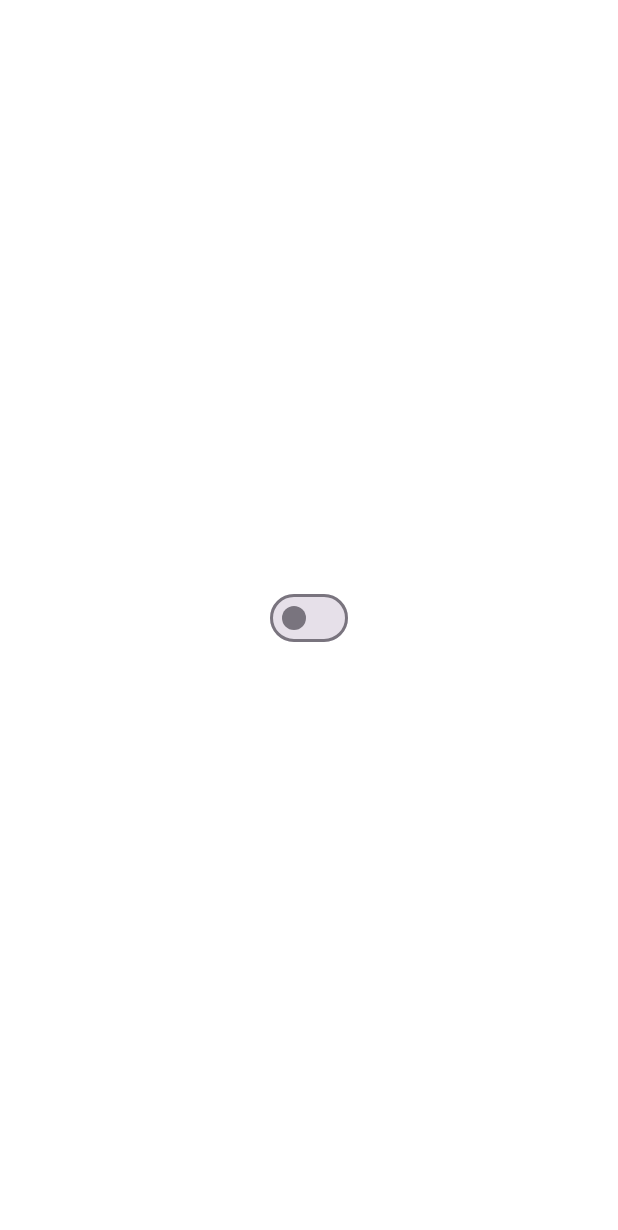
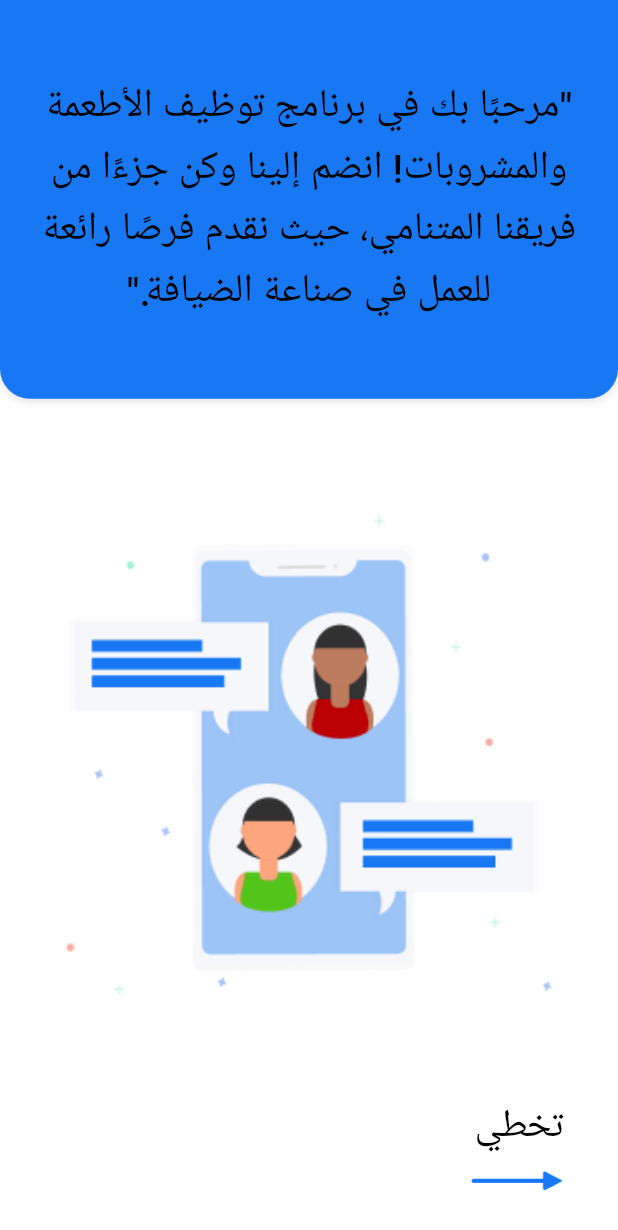
Before and after one commit to mohamed-rawash/food-in, a Flutter app: the screen it shows after launch, on a phone screen of 412 x 824 dp. Shown: the top 1230 px of the screen. Run offline on Flutter 3.47's test engine with Material 3 defaults, Android fonts, the light colour scheme and no system bars; our stand-ins replace flutter_screenutil, shared_preferences.

Commit message:
Adding cache manager, Adding onboarding, Adding localization, save theme to cache

```diff
--- /dev/null
+++ b/assets/localization/local_ar.arb
@@ -0,0 +1,3 @@
+{
+  "on_boarding_app_bar_text": "\"مرحبًا بك في برنامج توظيف الأطعمة والمشروبات! انضم إلينا وكن جزءًا من فريقنا المتنامي، حيث نقدم فرصًا رائعة للعمل في صناعة الضيافة.\"\n"
+}
--- /dev/null
+++ b/assets/localization/local_en.arb
@@ -0,0 +1,3 @@
+{
+  "on_boarding_app_bar_text": ""
+}
--- /dev/null
+++ b/lib/core/helpers/cache_helper.dart
@@ -0,0 +1,44 @@
+import 'package:shared_preferences/shared_preferences.dart';
+
+abstract class CacheHelper {
+  static SharedPreferences? _preferences;
+
+  static init() async {
+    _preferences = await SharedPreferences.getInstance();
+  }
+
+ static Future<bool?>? saveCacheData({required String key, required value}) async {
+    print(value.runtimeType.toString());
+    print(value);
+    try {
+      if(value is String) {
+        await  _preferences?.setString(key, value);
+        return true;
+      }
+      if(value is int) {
+        await  _preferences?.setInt(key, value);
+        return true;
+      }
+      if(value is double) {
+        await  _preferences?.setDouble(key, value);
+        return true;
+      }
+      if(value is bool) {
+        await  _preferences?.setBool(key, value);
+        return true;
+      }
+      await _preferences?.setStringList(key, value);
+       return true;
+    } catch (e) {
+      print(e.toString());
+    }
+  }
+
+  static Object? getCacheData({required String key}) {
+    return  _preferences?.get(key);
+  }
+
+  static Future<bool> deleteCacheData({required String key}) async {
+    return await _preferences!.remove(key);
+  }
+}
--- a/lib/core/routing/app_router.dart
+++ b/lib/core/routing/app_router.dart
@@ -1,6 +1,7 @@
 import 'package:flutter/cupertino.dart';
 import 'package:flutter/material.dart';
 
+import '../../features/login/presentaion/views/logn_view.dart';
 import '../../features/onboarding/views/onboarding_view.dart';
 import 'routes.dart';
 
@@ -11,6 +12,10 @@ class AppRouter {
         return CupertinoPageRoute(
           builder: (_) => const OnBoarding(),
         );
+        case Routes.login:
+        return CupertinoPageRoute(
+          builder: (_) => const LoginView(),
+        );
       default:
         return CupertinoPageRoute(
           builder: (_) => const Scaffold(),
--- a/lib/core/routing/routes.dart
+++ b/lib/core/routing/routes.dart
@@ -1,3 +1,4 @@
 abstract class Routes {
-  static const onBoarding = '/onBoarding';
+  static const String onBoarding = '/onBoarding';
+  static const String  login = '/onBoarding';
 }
--- /dev/null
+++ b/lib/core/themes/colors.dart
@@ -0,0 +1,9 @@
+import 'package:flutter/material.dart';
+
+abstract class AppColors {
+  static Color get primaryColor => const Color(0xFF1877F2);
+  static Color get secondaryColor => const Color(0xFFE7EBF2);
+
+  static Color get black => const Color(0xFF000000);
+  static Color get white => const Color(0xFFFFFFFF);
+}
--- a/lib/core/themes/dark_theme.dart
+++ b/lib/core/themes/dark_theme.dart
@@ -1,4 +1,6 @@
 import 'package:flutter/material.dart';
+import 'package:flutter_screenutil/flutter_screenutil.dart';
+import 'package:food_in/core/themes/colors.dart';
 
 abstract class DarkTheme {
   static ThemeData get theme {
@@ -9,44 +11,11 @@ abstract class DarkTheme {
         color: Colors.black,
         iconTheme: IconThemeData(color: Colors.white),
       ),
-      textTheme: const TextTheme(
-        headline1: TextStyle(
-          color: Colors.white,
-          fontSize: 24.0,
-          fontWeight: FontWeight.bold,
-        ),
-        headline2: TextStyle(
-          color: Colors.white,
-          fontSize: 22.0,
-          fontWeight: FontWeight.bold,
-        ),
-        headline3: TextStyle(
-          color: Colors.white,
-          fontSize: 20.0,
-          fontWeight: FontWeight.bold,
-        ),
-        headline4: TextStyle(
-          color: Colors.white,
-          fontSize: 18.0,
-          fontWeight: FontWeight.bold,
-        ),
-        headline5: TextStyle(
-          color: Colors.white,
-          fontSize: 16.0,
-          fontWeight: FontWeight.bold,
-        ),
-        headline6: TextStyle(
-          color: Colors.white,
-          fontSize: 14.0,
-          fontWeight: FontWeight.bold,
-        ),
-        bodyText1: TextStyle(
-          color: Colors.white,
-          fontSize: 16.0,
-        ),
-        bodyText2: TextStyle(
-          color: Colors.white,
-          fontSize: 14.0,
+      textTheme: TextTheme(
+        titleMedium: TextStyle(
+          fontSize: 24.sp,
+          fontWeight: FontWeight.w500,
+          color: AppColors.white,
         ),
       ),
     );
--- a/lib/core/themes/light_theme.dart
+++ b/lib/core/themes/light_theme.dart
@@ -1,5 +1,8 @@
 
 import 'package:flutter/material.dart';
+import 'package:flutter_screenutil/flutter_screenutil.dart';
+
+import 'colors.dart';
 
 abstract class LightTheme {
   static ThemeData get theme {
@@ -17,44 +20,11 @@ abstract class LightTheme {
         color: Colors.white,
         iconTheme: IconThemeData(color: Colors.black),
       ),
-      textTheme: const TextTheme(
-        headline1: TextStyle(
-          color: Colors.black,
-          fontSize: 24.0,
-          fontWeight: FontWeight.bold,
-        ),
-        headline2: TextStyle(
-          color: Colors.black,
-          fontSize: 22.0,
-          fontWeight: FontWeight.bold,
-        ),
-        headline3: TextStyle(
-          color: Colors.black,
-          fontSize: 20.0,
-          fontWeight: FontWeight.bold,
-        ),
-        headline4: TextStyle(
-          color: Colors.black,
-          fontSize: 18.0,
-          fontWeight: FontWeight.bold,
-        ),
-        headline5: TextStyle(
-          color: Colors.black,
-          fontSize: 16.0,
-          fontWeight: FontWeight.bold,
-        ),
-        headline6: TextStyle(
-          color: Colors.black,
-          fontSize: 14.0,
-          fontWeight: FontWeight.bold,
-        ),
-        bodyText1: TextStyle(
-          color: Colors.black,
-          fontSize: 16.0,
-        ),
-        bodyText2: TextStyle(
-          color: Colors.black,
-          fontSize: 14.0,
+      textTheme: TextTheme(
+        titleMedium: TextStyle(
+          fontSize: 24.sp,
+          fontWeight: FontWeight.w500,
+          color: AppColors.black,
         ),
       ),
     );
--- a/lib/core/themes/theme_controller.dart
+++ b/lib/core/themes/theme_controller.dart
@@ -1,8 +1,10 @@
 import 'package:flutter/material.dart';
+import 'package:food_in/core/helpers/cache_helper.dart';
 
 class ThemeController {
   static ThemeController? _instance;
   ValueNotifier<bool> isDark = ValueNotifier<bool>(false);
+
   static ThemeController get instance {
     _instance ??= ThemeController._();
     return _instance!;
@@ -10,12 +12,18 @@ class ThemeController {
 
   ThemeController._();
 
+  final themeCacheKey = "isDark";
+
   ThemeMode getTheme() {
-    // Get theme from storage
+    final isDarkValue = CacheHelper.getCacheData(key: 'isDark');
+    if (isDarkValue != null) {
+      isDark.value = isDarkValue as bool;
+    }
     return isDark.value ? ThemeMode.dark : ThemeMode.light;
   }
 
   void toggleTheme() {
     isDark.value = !isDark.value;
+    CacheHelper.saveCacheData(key: themeCacheKey, value: isDark.value as bool);
   }
 }
--- /dev/null
+++ b/lib/features/login/presentaion/views/logn_view.dart
@@ -0,0 +1,14 @@
+import 'package:flutter/material.dart';
+
+class LoginView extends StatelessWidget {
+  const LoginView({super.key});
+
+  @override
+  Widget build(BuildContext context) {
+    return  Scaffold(
+      body:  Center(
+        child: Text('LoginView', style: Theme.of(context).textTheme.titleMedium,),
+      ),
+    );
+  }
+}
--- a/lib/features/onboarding/views/onboarding_view.dart
+++ b/lib/features/onboarding/views/onboarding_view.dart
@@ -1,6 +1,10 @@
+import 'package:flutter/cupertino.dart';
 import 'package:flutter/material.dart';
+import 'package:food_in/core/helpers/extensions/size_extension.dart';
 
 import '../../../core/themes/theme_controller.dart';
+import '../widgets/onboarding_app_bar.dart';
+import '../widgets/onboarding_slider.dart';
 
 class OnBoarding extends StatelessWidget {
   const OnBoarding({super.key});
@@ -8,13 +12,12 @@ class OnBoarding extends StatelessWidget {
   @override
   Widget build(BuildContext context) {
     return Scaffold(
-      body: Center(
-        child: ValueListenableBuilder(
-          valueListenable: ThemeController.instance.isDark,
-          builder: (context, value, child) {
-            return Switch(value: value, onChanged: (_) => ThemeController.instance.toggleTheme());
-          },
-        ),
+      body: Column(
+        children: [
+          const OnBoardingAppBar(),
+          10.verticalSpace,
+          const Expanded(child: OnBoardingSlider()),
+        ],
       ),
     );
   }
--- /dev/null
+++ b/lib/features/onboarding/widgets/onboarding_app_bar.dart
@@ -0,0 +1,38 @@
+import 'package:flutter/material.dart';
+import 'package:food_in/core/helpers/extensions/size_extension.dart';
+import 'package:food_in/core/themes/colors.dart';
+
+import '../../../generated/l10n.dart';
+
+class OnBoardingAppBar extends StatelessWidget {
+  const OnBoardingAppBar({super.key});
+
+  @override
+  Widget build(BuildContext context) {
+    return Container(
+      padding:
+          EdgeInsets.only(top: 50.h, bottom: 10.h, left: 20.w, right: 20.w),
+      decoration: BoxDecoration(
+        color: AppColors.primaryColor,
+        borderRadius: const BorderRadius.only(
+          bottomLeft: Radius.circular(20),
+          bottomRight: Radius.circular(20),
+        ),
+        boxShadow: [
+          BoxShadow(
+            color: Colors.black.withOpacity(.1),
+            offset: const Offset(0, 2),
+            blurRadius: 4,
+          ),
+        ],
+      ),
+      child: Center(
+        child: Text(
+          S.current.on_boarding_app_bar_text,
+          style: Theme.of(context).textTheme.titleMedium,
+          textAlign: TextAlign.center,
+        ),
+      ),
+    );
+  }
+}
--- /dev/null
+++ b/lib/features/onboarding/widgets/onboarding_slider.dart
@@ -0,0 +1,57 @@
+import 'package:flutter/cupertino.dart';
+import 'package:flutter/material.dart';
+import 'package:flutter/widgets.dart';
+import 'package:flutter_screenutil/flutter_screenutil.dart';
+import 'package:food_in/core/helpers/extensions/navigator_extensions.dart';
+
+import '../../../core/routing/routes.dart';
+
+class OnBoardingSlider extends StatelessWidget {
+  const OnBoardingSlider({super.key});
+
+
+  @override
+  Widget build(BuildContext context) {
+    PageController pageController = PageController();
+    return Column(
+      children: [
+        Expanded(
+          child: PageView(
+            controller: pageController,
+            children: [
+              Container(
+                margin: EdgeInsets.only(left: 40.w, right: 40.w, top: 20.h, bottom: 20.h),
+                clipBehavior: Clip.hardEdge,
+                decoration: const BoxDecoration(
+                  image: DecorationImage(
+                    image: AssetImage('assets/images/food_in_onboarding.png'),
+                    fit: BoxFit.contain,
+                  ),
+                ),
+              )
+            ],
+          ),
+        ),
+        Padding(
+          padding: EdgeInsets.only(right: 30.0.w),
+          child: GestureDetector(
+            onTap: () {
+              context.pushReplacementNamed(Routes.login);
+            },
+            child: Align(
+              alignment: AlignmentDirectional.centerStart,
+              child: Column(
+                mainAxisSize: MainAxisSize.min,
+                children: [
+                  Text("تخطي", style: Theme.of(context).textTheme.titleMedium),
+                  Image.asset('assets/images/on_boarding_arrow.png', width: 60.w,),
+                ],
+              ),
+            ),
+          ),
+        ),
+        20.verticalSpace,
+      ],
+    );
+  }
+}
--- a/lib/food_in.dart
+++ b/lib/food_in.dart
@@ -2,6 +2,8 @@ import 'package:flutter/material.dart';
 import 'package:flutter_screenutil/flutter_screenutil.dart';
 import 'package:food_in/core/themes/dark_theme.dart';
 import 'package:food_in/core/themes/light_theme.dart';
+import 'package:flutter_localizations/flutter_localizations.dart';
+import 'generated/l10n.dart';
 
 import 'core/routing/app_router.dart';
 import 'core/routing/routes.dart';
@@ -19,6 +21,14 @@ class FoodIn extends StatelessWidget {
         builder: (context, value, child) {
           return MaterialApp(
             debugShowCheckedModeBanner: false,
+            locale: const Locale('ar'),
+            localizationsDelegates: const [
+              S.delegate,
+              GlobalMaterialLocalizations.delegate,
+              GlobalWidgetsLocalizations.delegate,
+              GlobalCupertinoLocalizations.delegate,
+            ],
+            supportedLocales: S.delegate.supportedLocales,
             themeMode: ThemeController.instance.getTheme(),
             theme: LightTheme.theme,
             darkTheme: DarkTheme.theme,
--- /dev/null
+++ b/lib/l10n/intl_ar.arb
@@ -0,0 +1,3 @@
+{
+  "on_boarding_app_bar_text": "\"مرحبًا بك في برنامج توظيف الأطعمة والمشروبات! انضم إلينا وكن جزءًا من فريقنا المتنامي، حيث نقدم فرصًا رائعة للعمل في صناعة الضيافة.\"\n"
+}
--- /dev/null
+++ b/lib/l10n/intl_en.arb
@@ -0,0 +1,3 @@
+{
+  "on_boarding_app_bar_text": "Onboarding"
+}
--- a/lib/main_development.dart
+++ b/lib/main_development.dart
@@ -1,16 +1,13 @@
 import 'package:flutter/material.dart';
 import 'package:flutter/services.dart';
+import 'package:flutter_screenutil/flutter_screenutil.dart';
 
+import 'core/helpers/cache_helper.dart';
 import 'food_in.dart';
 
-void main() {
-  SystemChrome.setSystemUIOverlayStyle(
-    const SystemUiOverlayStyle(
-      statusBarColor: Colors.amber,
-      statusBarIconBrightness: Brightness.dark,
-      systemNavigationBarColor: Colors.red,
-      systemNavigationBarDividerColor: Colors.green,
-    ),
-  );
+void main() async {
+  WidgetsFlutterBinding.ensureInitialized();
+  await CacheHelper.init();
+  await Future.wait([ScreenUtil.ensureScreenSize()]);
   runApp(const FoodIn());
 }
--- a/lib/main_production.dart
+++ b/lib/main_production.dart
@@ -1,7 +1,12 @@
 import 'package:flutter/material.dart';
+import 'package:flutter_screenutil/flutter_screenutil.dart';
+import 'package:food_in/core/helpers/cache_helper.dart';
 
 import 'food_in.dart';
 
-void main() {
+void main() async {
+  WidgetsFlutterBinding.ensureInitialized();
+  await CacheHelper.init();
+  await Future.wait([ScreenUtil.ensureScreenSize()]);
   runApp(const FoodIn());
 }
```
Also changed, not shown: pubspec.yaml (+9 -0 lines), assets/images/on_boarding_arrow.png (added), lib/generated/intl/messages_all.dart (added), lib/generated/intl/messages_ar.dart (added), lib/generated/intl/messages_en.dart (added), lib/generated/l10n.dart (added), pubspec.lock, 1 other file.
